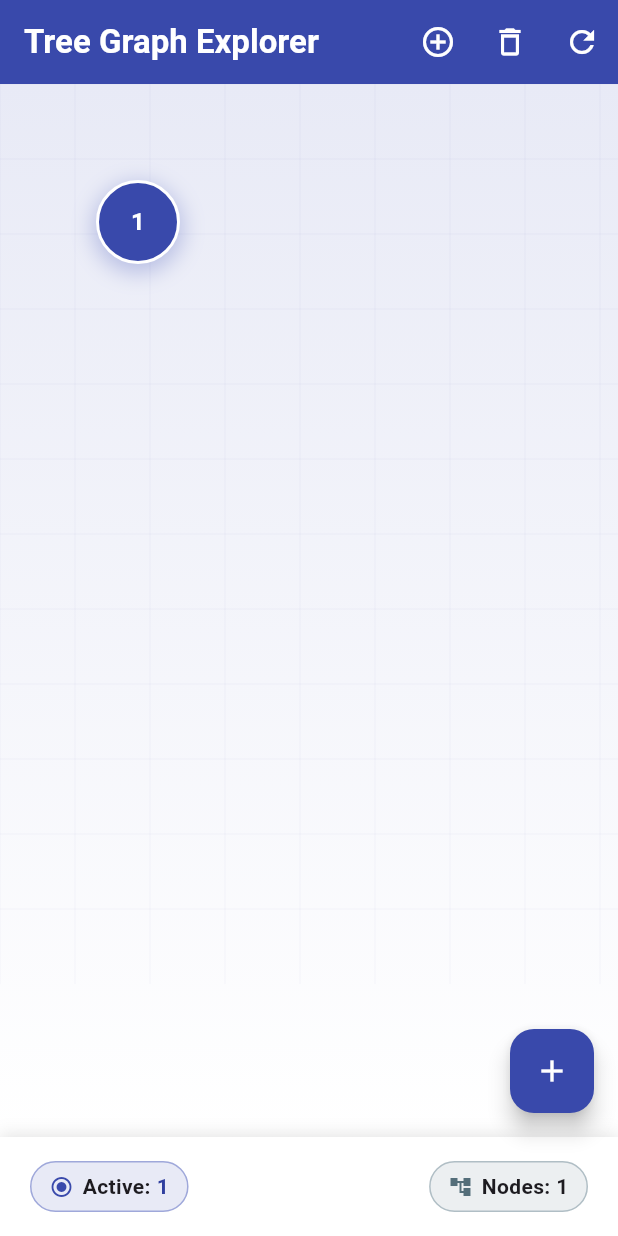
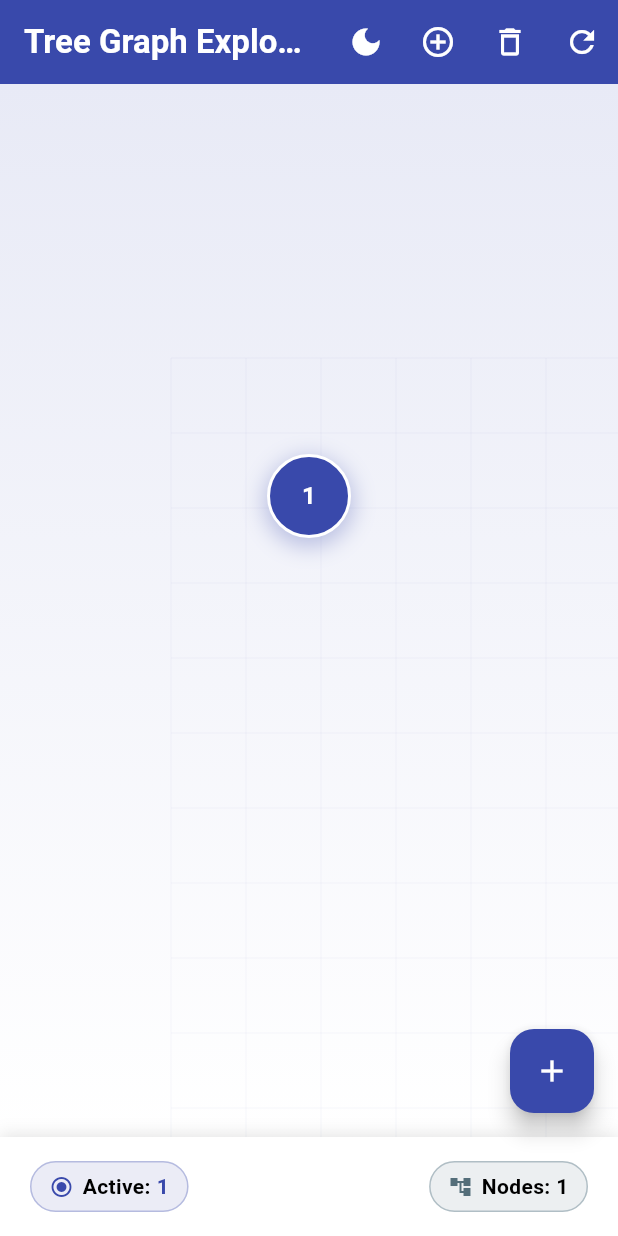
Before and after one commit to AayushPatel8/tree_node_app, a Flutter app: the screen it shows after launch, on a phone screen of 412 x 824 dp. Run offline on Flutter 3.47's test engine with Material 3 defaults, Android fonts, the phone set to English and light mode, and no system bars.

Commit message:
Added darkmode and changed delete button

```diff
--- a/lib/main.dart
+++ b/lib/main.dart
@@ -39,6 +39,7 @@ class _TreePageState extends State<TreePage> with TickerProviderStateMixin {
   late TreeNode root;
   late TreeNode active;
   int nextId = 2;
+  bool isDarkMode = false; // Dark mode state
 
   // Panning/zooming controller + viewport tracking for "center on new node"
   final TransformationController _tc = TransformationController();
@@ -71,6 +72,13 @@ class _TreePageState extends State<TreePage> with TickerProviderStateMixin {
     );
 
     _recomputeLayoutAndCanvas(); // initial layout
+
+    // Center on root node after the first frame
+    WidgetsBinding.instance.addPostFrameCallback((_) {
+      if (_viewportSize != Size.zero) {
+        _centerOnRootNode();
+      }
+    });
   }
 
   @override
@@ -79,6 +87,24 @@ class _TreePageState extends State<TreePage> with TickerProviderStateMixin {
     _scaleAnimationController.dispose();
     super.dispose();
   }
+
+  void _toggleDarkMode() {
+    setState(() {
+      isDarkMode = !isDarkMode;
+    });
+  }
+
+  // ---------- Theme colors ----------
+  Color get _primaryColor => isDarkMode ? Colors.deepPurple.shade400 : Colors.indigo.shade600;
+  Color get _primaryLightColor => isDarkMode ? Colors.deepPurple.shade200 : Colors.indigo.shade400;
+  Color get _backgroundStartColor => isDarkMode ? Colors.grey.shade900 : Colors.indigo.shade50;
+  Color get _backgroundEndColor => isDarkMode ? Colors.grey.shade800 : Colors.white;
+  Color get _surfaceColor => isDarkMode ? Colors.grey.shade800 : Colors.white;
+  Color get _onSurfaceColor => isDarkMode ? Colors.white : Colors.black;
+  Color get _cardColor => isDarkMode ? Colors.grey.shade700 : Colors.white;
+  Color get _activeNodeColor => isDarkMode ? Colors.deepPurple.shade500 : Colors.indigo.shade600;
+  Color get _inactiveNodeColor => isDarkMode ? Colors.grey.shade600 : Colors.blueGrey.shade500;
+  Color get _connectorColor => isDarkMode ? Colors.deepPurple.shade300 : Colors.indigo.shade300;
 
   // ---------- Tree helpers ----------
   int _depth(TreeNode n) {
@@ -149,6 +175,11 @@ class _TreePageState extends State<TreePage> with TickerProviderStateMixin {
     });
     _nodeAnimationController.reset();
     _scaleAnimationController.reset();
+
+    // Center on root node after reset
+    WidgetsBinding.instance.addPostFrameCallback((_) {
+      _centerOnRootNode();
+    });
   }
 
   // ---------- Layout (tidy vertical tree) ----------
@@ -222,6 +253,26 @@ class _TreePageState extends State<TreePage> with TickerProviderStateMixin {
     final m = _tc.value.storage;
     return m[0]; // assume uniform scale
   }
+
+  void _centerOnRootNode() {
+    if (_viewportSize == Size.zero) return;
+
+    final s = _currentScale();
+    final nodeCenter = Offset(root.x + _offsetX + nodeDiameter / 2,
+                              root.y + _offsetY + nodeDiameter / 2);
+
+    // Position root node in the center horizontally and upper-center vertically
+    // Use 1/3 from top instead of exact center for better visual balance
+    final targetScreen = Offset(_viewportSize.width / 2, _viewportSize.height / 3);
+    final vx = targetScreen.dx - s * nodeCenter.dx;
+    final vy = targetScreen.dy - s * nodeCenter.dy;
+
+    final newMatrix = Matrix4.identity()
+      ..scale(s)
+      ..setTranslationRaw(vx, vy, 0);
+    _tc.value = newMatrix;
+  }
+
   void _centerOnNode(TreeNode node) {
     if (_viewportSize == Size.zero) return;
 
@@ -229,7 +280,7 @@ class _TreePageState extends State<TreePage> with TickerProviderStateMixin {
     final nodeCenter = Offset(node.x + _offsetX + nodeDiameter / 2,
                               node.y + _offsetY + nodeDiameter / 2);
 
-    // We want: screen = s * world + v  =>  v = screenCenter - s*world
+    // For regular nodes, center them exactly in the middle of the screen
     final screenCenter = Offset(_viewportSize.width / 2, _viewportSize.height / 2);
     final vx = screenCenter.dx - s * nodeCenter.dx;
     final vy = screenCenter.dy - s * nodeCenter.dy;
@@ -259,17 +310,18 @@ class _TreePageState extends State<TreePage> with TickerProviderStateMixin {
             scale: animationValue,
             child: Opacity(
               opacity: animationValue,
-              child: GestureDetector(
+              child: Stack(
+                clipBehavior: Clip.none,
+                children: [
+                  // Main node circle
+                  GestureDetector(
                     onTap: () {
                       _scaleAnimationController.forward(from: 0).then((_) {
                         _scaleAnimationController.reverse();
                       });
                       setState(() => active = node);
                     },
-                child: Column(
-                  mainAxisSize: MainAxisSize.min,
-                  children: [
-                    AnimatedBuilder(
+                    child: AnimatedBuilder(
                       animation: _scaleAnimationController,
                       builder: (context, child) {
                         final scaleValue = identical(node, active)
@@ -283,21 +335,21 @@ class _TreePageState extends State<TreePage> with TickerProviderStateMixin {
                             alignment: Alignment.center,
                             decoration: BoxDecoration(
                               shape: BoxShape.circle,
-                              color: isActive ? Colors.indigo.shade600 : Colors.blueGrey.shade500,
+                              color: isActive ? _activeNodeColor : _inactiveNodeColor,
                               boxShadow: isActive
                                   ? [
                                       BoxShadow(
-                                        color: Colors.indigo.withOpacity(0.3),
+                                        color: _activeNodeColor.withOpacity(0.3),
                                         blurRadius: 12,
                                         spreadRadius: 2,
                                         offset: const Offset(0, 4),
                                       )
                                     ]
                                   : [
-                                      const BoxShadow(
-                                        color: Colors.black26,
+                                      BoxShadow(
+                                        color: isDarkMode ? Colors.black54 : Colors.black26,
                                         blurRadius: 4,
-                                        offset: Offset(0, 2),
+                                        offset: const Offset(0, 2),
                                       )
                                     ],
                               border: isActive
@@ -316,13 +368,13 @@ class _TreePageState extends State<TreePage> with TickerProviderStateMixin {
                         );
                       },
                     ),
+                  ),
+                  // Delete (X) button - positioned on top-right of the node
                   if (!identical(node, root))
-                      Padding(
-                        padding: const EdgeInsets.only(top: 8),
-                        child: Material(
-                          color: Colors.transparent,
-                          child: InkWell(
-                            borderRadius: BorderRadius.circular(12),
+                    Positioned(
+                      top: -8,
+                      right: -8,
+                      child: GestureDetector(
                         onTap: () {
                           setState(() {
                             final p = node.parent!;
@@ -333,26 +385,29 @@ class _TreePageState extends State<TreePage> with TickerProviderStateMixin {
                           WidgetsBinding.instance.addPostFrameCallback((_) => _centerOnNode(active));
                         },
                         child: Container(
-                              padding: const EdgeInsets.symmetric(horizontal: 8, vertical: 4),
+                          width: 24,
+                          height: 24,
                           decoration: BoxDecoration(
-                                color: Colors.red.shade50,
-                                borderRadius: BorderRadius.circular(12),
-                                border: Border.all(color: Colors.red.shade200),
+                            shape: BoxShape.circle,
+                            color: Colors.red.shade500,
+                            border: Border.all(color: Colors.white, width: 2),
+                            boxShadow: [
+                              BoxShadow(
+                                color: Colors.black.withOpacity(0.2),
+                                blurRadius: 4,
+                                offset: const Offset(0, 2),
                               ),
-                              child: Text(
-                                'Delete',
-                                style: TextStyle(
-                                  fontSize: 11,
-                                  fontWeight: FontWeight.w600,
-                                  color: Colors.red.shade700,
+                            ],
                           ),
-                              ),
+                          child: const Icon(
+                            Icons.close,
+                            size: 14,
+                            color: Colors.white,
                           ),
                         ),
                       ),
                     ),
                 ],
-                ),
               ),
             ),
           ),
@@ -376,17 +431,38 @@ class _TreePageState extends State<TreePage> with TickerProviderStateMixin {
 
     return LayoutBuilder(
       builder: (context, constraints) {
+        final wasZeroSize = _viewportSize == Size.zero;
         _viewportSize = Size(constraints.maxWidth, constraints.maxHeight);
+
+        // If this is the first time we know the viewport size, center on root
+        if (wasZeroSize && _viewportSize != Size.zero) {
+          WidgetsBinding.instance.addPostFrameCallback((_) {
+            _centerOnRootNode();
+          });
+        }
+
         return Scaffold(
           appBar: AppBar(
             elevation: 0,
-            backgroundColor: Colors.indigo.shade600,
+            backgroundColor: _primaryColor,
             foregroundColor: Colors.white,
             title: const Text(
               'Tree Graph Explorer',
               style: TextStyle(fontWeight: FontWeight.bold),
             ),
             actions: [
+              // Dark mode toggle
+              IconButton(
+                tooltip: isDarkMode ? 'Switch to light mode' : 'Switch to dark mode',
+                onPressed: _toggleDarkMode,
+                icon: AnimatedSwitcher(
+                  duration: const Duration(milliseconds: 300),
+                  child: Icon(
+                    isDarkMode ? Icons.light_mode : Icons.dark_mode,
+                    key: ValueKey(isDarkMode),
+                  ),
+                ),
+              ),
               IconButton(
                 tooltip: 'Add child to active node',
                 onPressed: _addChildToActive,
@@ -404,14 +480,15 @@ class _TreePageState extends State<TreePage> with TickerProviderStateMixin {
               ),
             ],
           ),
-          body: Container(
+          body: AnimatedContainer(
+            duration: const Duration(milliseconds: 300),
             decoration: BoxDecoration(
               gradient: LinearGradient(
                 begin: Alignment.topCenter,
                 end: Alignment.bottomCenter,
                 colors: [
-                  Colors.indigo.shade50,
-                  Colors.white,
+                  _backgroundStartColor,
+                  _backgroundEndColor,
                 ],
               ),
             ),
@@ -430,13 +507,13 @@ class _TreePageState extends State<TreePage> with TickerProviderStateMixin {
                     // Background pattern
                     Positioned.fill(
                       child: CustomPaint(
-                        painter: _BackgroundPainter(),
+                        painter: _BackgroundPainter(isDarkMode),
                       ),
                     ),
                     // Connectors
                     Positioned.fill(
                       child: CustomPaint(
-                        painter: _ConnectorPainter(root, _offsetX, _offsetY, nodeDiameter),
+                        painter: _ConnectorPainter(root, _offsetX, _offsetY, nodeDiameter, _connectorColor),
                       ),
                     ),
                     // Nodes
@@ -446,12 +523,13 @@ class _TreePageState extends State<TreePage> with TickerProviderStateMixin {
               ),
             ),
           ),
-          bottomNavigationBar: Container(
+          bottomNavigationBar: AnimatedContainer(
+            duration: const Duration(milliseconds: 300),
             decoration: BoxDecoration(
-              color: Colors.white,
+              color: _cardColor,
               boxShadow: [
                 BoxShadow(
-                  color: Colors.black.withOpacity(0.1),
+                  color: isDarkMode ? Colors.black.withOpacity(0.3) : Colors.black.withOpacity(0.1),
                   blurRadius: 8,
                   offset: const Offset(0, -2),
                 ),
@@ -464,9 +542,9 @@ class _TreePageState extends State<TreePage> with TickerProviderStateMixin {
                   Container(
                     padding: const EdgeInsets.symmetric(horizontal: 12, vertical: 6),
                     decoration: BoxDecoration(
-                      color: Colors.indigo.shade50,
+                      color: _primaryColor.withOpacity(0.1),
                       borderRadius: BorderRadius.circular(20),
-                      border: Border.all(color: Colors.indigo.shade200),
+                      border: Border.all(color: _primaryColor.withOpacity(0.3)),
                     ),
                     child: Row(
                       mainAxisSize: MainAxisSize.min,
@@ -474,19 +552,22 @@ class _TreePageState extends State<TreePage> with TickerProviderStateMixin {
                         Icon(
                           Icons.radio_button_checked,
                           size: 16,
-                          color: Colors.indigo.shade600,
+                          color: _primaryColor,
                         ),
                         const SizedBox(width: 6),
-                        const Text(
+                        Text(
                           'Active:',
-                          style: TextStyle(fontWeight: FontWeight.w600),
+                          style: TextStyle(
+                            fontWeight: FontWeight.w600,
+                            color: _onSurfaceColor,
+                          ),
                         ),
                         const SizedBox(width: 4),
                         Text(
                           '${active.id}',
                           style: TextStyle(
                             fontWeight: FontWeight.bold,
-                            color: Colors.indigo.shade700,
+                            color: _primaryColor,
                           ),
                         ),
                       ],
@@ -496,9 +577,11 @@ class _TreePageState extends State<TreePage> with TickerProviderStateMixin {
                   Container(
                     padding: const EdgeInsets.symmetric(horizontal: 12, vertical: 6),
                     decoration: BoxDecoration(
-                      color: Colors.blueGrey.shade50,
+                      color: isDarkMode ? Colors.grey.shade600.withOpacity(0.3) : Colors.blueGrey.shade50,
                       borderRadius: BorderRadius.circular(20),
-                      border: Border.all(color: Colors.blueGrey.shade200),
+                      border: Border.all(
+                        color: isDarkMode ? Colors.grey.shade500 : Colors.blueGrey.shade200,
+                      ),
                     ),
                     child: Row(
                       mainAxisSize: MainAxisSize.min,
@@ -506,12 +589,15 @@ class _TreePageState extends State<TreePage> with TickerProviderStateMixin {
                         Icon(
                           Icons.account_tree,
                           size: 16,
-                          color: Colors.blueGrey.shade600,
+                          color: isDarkMode ? Colors.grey.shade300 : Colors.blueGrey.shade600,
                         ),
                         const SizedBox(width: 6),
                         Text(
                           'Nodes: ${nextId - 1}',
-                          style: const TextStyle(fontWeight: FontWeight.w600),
+                          style: TextStyle(
+                            fontWeight: FontWeight.w600,
+                            color: _onSurfaceColor,
+                          ),
                         ),
                       ],
                     ),
@@ -522,7 +608,7 @@ class _TreePageState extends State<TreePage> with TickerProviderStateMixin {
           ),
           floatingActionButton: FloatingActionButton(
             onPressed: _addChildToActive,
-            backgroundColor: Colors.indigo.shade600,
+            backgroundColor: _primaryColor,
             foregroundColor: Colors.white,
             tooltip: 'Add child to active node',
             child: const Icon(Icons.add),
@@ -534,10 +620,16 @@ class _TreePageState extends State<TreePage> with TickerProviderStateMixin {
 }
 
 class _BackgroundPainter extends CustomPainter {
+  final bool isDarkMode;
+
+  _BackgroundPainter(this.isDarkMode);
+
   @override
   void paint(Canvas canvas, Size size) {
     final paint = Paint()
-      ..color = Colors.indigo.withOpacity(0.03)
+      ..color = isDarkMode
+          ? Colors.deepPurple.withOpacity(0.1)
+          : Colors.indigo.withOpacity(0.03)
       ..strokeWidth = 1;
 
     const spacing = 50.0;
@@ -561,18 +653,21 @@ class _BackgroundPainter extends CustomPainter {
   }
 
   @override
-  bool shouldRepaint(covariant CustomPainter oldDelegate) => false;
+  bool shouldRepaint(covariant _BackgroundPainter oldDelegate) =>
+      oldDelegate.isDarkMode != isDarkMode;
 }
 
 class _ConnectorPainter extends CustomPainter {
   final TreeNode root;
   final double ox, oy, d;
-  _ConnectorPainter(this.root, this.ox, this.oy, this.d);
+  final Color connectorColor;
+
+  _ConnectorPainter(this.root, this.ox, this.oy, this.d, this.connectorColor);
 
   @override
   void paint(Canvas canvas, Size size) {
     final paint = Paint()
-      ..color = Colors.indigo.shade300
+      ..color = connectorColor
       ..strokeWidth = 2.5
       ..style = PaintingStyle.stroke
       ..strokeCap = StrokeCap.round;
@@ -606,5 +701,5 @@ class _ConnectorPainter extends CustomPainter {
 
   @override
   bool shouldRepaint(covariant _ConnectorPainter old) =>
-      old.root != root || old.ox != ox || old.oy != oy || old.d != d;
+      old.root != root || old.ox != ox || old.oy != oy || old.d != d || old.connectorColor != connectorColor;
 }
```
Lines whose indentation alone changed are shown as unchanged.
